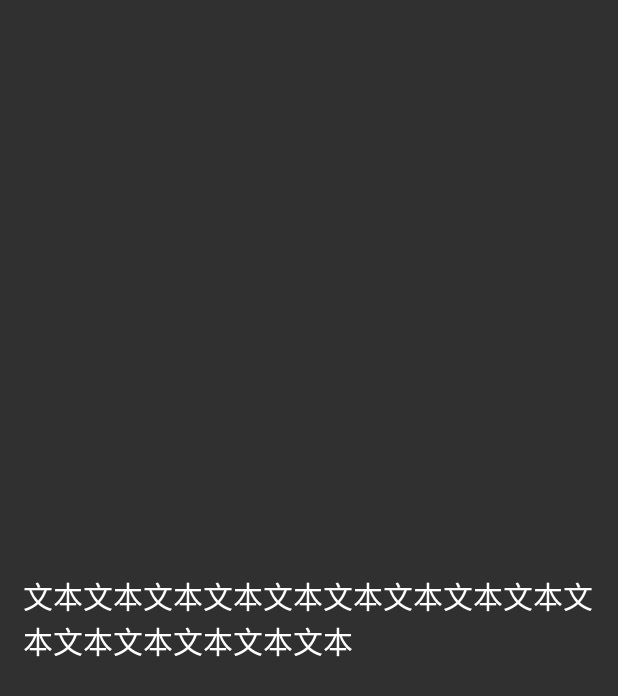
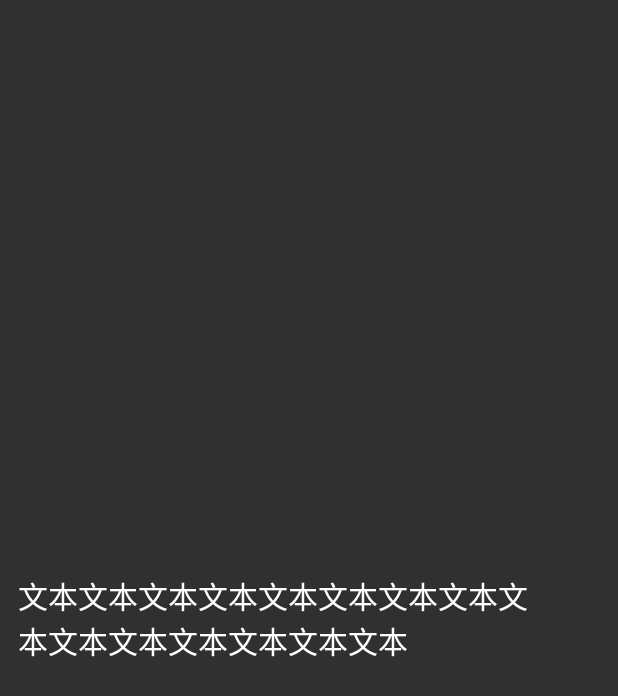
Before and after one commit to fucaijin/pageturing, an Android app: the layout page_fragment_layout.xml on its own in the app's theme, with its tools: preview values and no code run, on a phone screen of 412 x 824 dp. Shown: the top 696 px of the screen. Run offline under Robolectric (Android 15) with nearby library versions, the phone set to English and light mode, and no system bars.

Commit message:
add some style that control view pager padding,one of which is douyin padding style. 添加了一些viewPager的样式，其中有一个是抖音的padding样式，根据抖音侧边的按钮宽度设定Padding值，使得文字上传到抖音上播放时候不会被抖音侧边的按钮挡住。

```diff
--- a/src/main/res/layout/page_fragment_layout.xml
+++ b/src/main/res/layout/page_fragment_layout.xml
@@ -1,15 +1,13 @@
 <?xml version="1.0" encoding="utf-8"?>
 <FrameLayout xmlns:android="http://schemas.android.com/apk/res/android"
     android:id="@+id/fl_view_pager_root"
-    android:layout_width="match_parent"
-    android:layout_height="match_parent"
-    android:padding="15dp">
+    style="@style/PageDouyinStyle">
 
     <TextView
         android:id="@+id/page_fragment_content_tv"
         android:layout_width="wrap_content"
         android:layout_height="wrap_content"
-        android:text="文本文本文本文本文本文本文本文本文本文本文本文本文本文本文本"
+        android:text="@string/page_preview_text"
         android:textColor="#FFFFFF"
         android:textSize="20sp"
         android:layout_gravity="center"/>
--- a/src/main/res/values/styles.xml
+++ b/src/main/res/values/styles.xml
@@ -54,4 +54,25 @@
         <item name="android:layout_margin">1dp</item>
     </style>
 
+    <!--滑动页面的正常Padding值的样式，全屏贴边无边距-->
+    <style name="PageNoPaddingStyle" parent="@style/Widget.AppCompat.Button.Borderless">
+        <item name="android:layout_width">match_parent</item>
+        <item name="android:layout_height">match_parent</item>
+    </style>
+
+    <!--滑动页面的正常Padding值的样式，上下左右的边距为15dp-->
+    <style name="PageNormalPaddingStyle" parent="@style/Widget.AppCompat.Button.Borderless">
+        <item name="android:layout_width">match_parent</item>
+        <item name="android:layout_height">match_parent</item>
+        <item name="android:padding">15dp</item>
+    </style>
+
+    <!--滑动页面的抖音样式，只有右边距56dp-->
+    <style name="PageDouyinStyle" parent="@style/Widget.AppCompat.Button.Borderless">
+        <item name="android:layout_width">match_parent</item>
+        <item name="android:layout_height">match_parent</item>
+        <item name="android:paddingEnd">56dp</item>
+        <item name="android:paddingRight">56dp</item>
+    </style>
+
 </resources>
```
Also changed, not shown: src/main/java/com/fucaijin/pageturning/activity/MainActivity.java (+13 -13 lines), src/main/res/values/strings.xml (+7 -0 lines), 1 other file.
